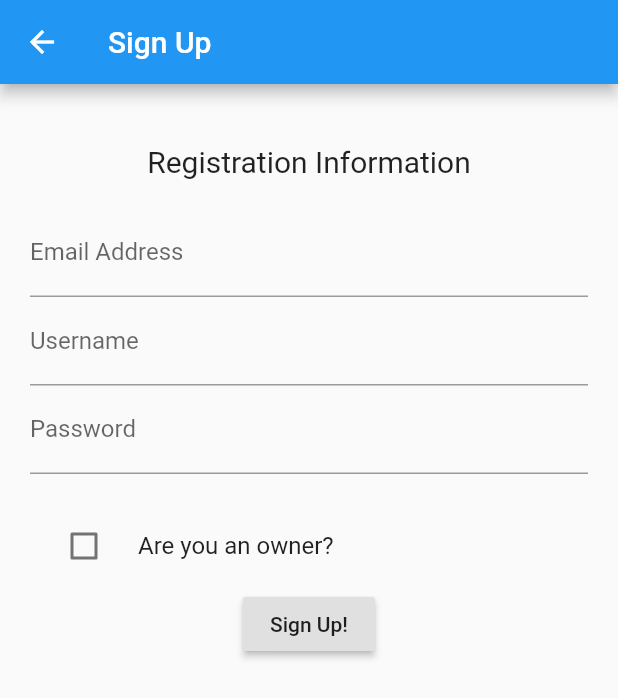
After one commit to uzairirfan/ANYKEY, a Flutter app: the RegisterPage screen opened directly, on a phone screen of 412 x 824 dp. The commit adds this screen. Shown: the top 698 px of the screen. Run offline on Flutter 3.47's test engine with Material 2 defaults, Android fonts, the phone set to English and light mode, and no system bars; our stand-ins replace email_validator; missing offline and left inert: postgres.

Commit message:
Registration page

```diff
--- a/lib/Database/database.dart
+++ b/lib/Database/database.dart
@@ -99,3 +99,11 @@ testing() async {
     print("added number "+i.toString());
   }
 }
+
+saveUser(String email, String username, String password, String type) async {
+  var connection = new PostgreSQLConnection("ec2-184-72-236-3.compute-1.amazonaws.com", 5432, "d3bujikbsk6o86", username: "ajomrhjjziksqi", password: "b5ee3764068c5cbfa5a9534565e4a367d8d235ea42fdb326e67b98b8f72ca274", useSSL: true);
+  await connection.open();
+
+  String query = "insert into '$type' values ('$username', '$password', '$email') on conflict do nothing";
+  await connection.query(query);
+}
--- a/lib/Main/LoginPage.dart
+++ b/lib/Main/LoginPage.dart
@@ -1,5 +1,5 @@
 import 'package:flutter/material.dart';
-
+import 'signupPage.dart';
 import 'package:bookeep/Owner/OwnerPage.dart';
 import 'package:bookeep/User/UserPage.dart';
 
@@ -74,6 +74,15 @@ class _LoginPageState extends State<LoginPage> {
 //                    print("$_email $_password");
 //                  }
                 }),
+                RaisedButton(
+                  child: Text("SIGN UP"),
+                  onPressed: (){
+                    Navigator.push(
+                      context,
+                      MaterialPageRoute(builder: (context) => RegisterPage(title: "Sign Up",)),
+                      );
+                  }
+                )
           ],
         )),
       ),
--- /dev/null
+++ b/lib/Main/signupPage.dart
@@ -0,0 +1,95 @@
+import 'package:bookeep/Database/database.dart';
+import 'package:flutter/material.dart';
+import 'package:email_validator/email_validator.dart';
+
+class RegisterPage extends StatefulWidget {
+  RegisterPage({Key key, this.title}) : super(key: key);
+
+  final String title;
+
+  @override
+  _RegisterPage createState() => _RegisterPage();
+}
+
+class _RegisterPage extends State<RegisterPage> {
+  @override
+  final _formKey = GlobalKey<FormState>();
+  String _password;
+  String _email;
+  String _username;
+  String _type = "users";
+  bool owner = false;
+  Widget build(BuildContext context) {
+    return Scaffold(
+      appBar: AppBar(
+        title: Text(widget.title),
+      ),
+      body: Container(
+        padding: EdgeInsets.all(20.0),
+        child: Form(
+            child: Column(
+          children: <Widget>[
+            SizedBox(height: 20.0),
+            Text(
+              'Registration Information',
+              style: TextStyle(fontSize: 20),
+            ),
+            SizedBox(height: 20.0),
+            TextFormField(
+                validator: (value) {
+                  if (value.isNotEmpty) {
+                    _email = value;
+                    assert(EmailValidator.validate(_email));
+                    return null;
+                  }
+                  return "Please Enter an Email.";
+                },
+                keyboardType: TextInputType.emailAddress,
+                decoration: InputDecoration(labelText: "Email Address")),
+            TextFormField(
+                validator: (value) {
+                  if (value.isNotEmpty) {
+                    _username = value;
+                    return null;
+                  }
+                  return "Please Enter a Username.";
+                },
+                decoration: InputDecoration(labelText: "Username")),
+            TextFormField(
+                validator: (value) {
+                  if (value.isNotEmpty) {
+                    _password = value;
+                    return null;
+                  }
+                  return "Please Enter a Password.";
+                },
+                obscureText: true,
+                decoration: InputDecoration(labelText: "Password")),
+            SizedBox(height: 20.0),
+            new CheckboxListTile(
+              title: Text("Are you an owner?"),
+              value: owner,
+              activeColor: Theme.of(context).primaryColor,
+              onChanged: (bool value) {
+                setState(() {
+                  owner = value;
+                });
+              },
+              controlAffinity: ListTileControlAffinity.leading,
+            ),
+            RaisedButton(
+              onPressed: () {
+                // Validate returns true if the form is valid, otherwise false.
+                if (_formKey.currentState.validate()) {
+                  if (owner) _type = "admin";
+                  saveUser(_email, _username, _password, _type);
+                }
+              },
+              child: Text('Sign Up!'),
+            ),
+          ],
+        )),
+      ),
+    );
+  }
+}
--- a/pubspec.yaml
+++ b/pubspec.yaml
@@ -17,6 +17,7 @@ environment:
   sdk: ">=2.1.0 <3.0.0"
 
 dependencies:
+  email_validator: ^1.0.4
   postgres: ^2.1.0
   flutter:
     sdk: flutter
```
Also changed, not shown: pubspec.lock, 1 other file.
